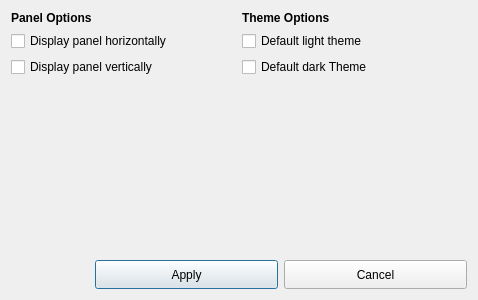
Above: defaultlook.ui from MX-Linux/mx-defaultlook before the change. Below: the same form after it.
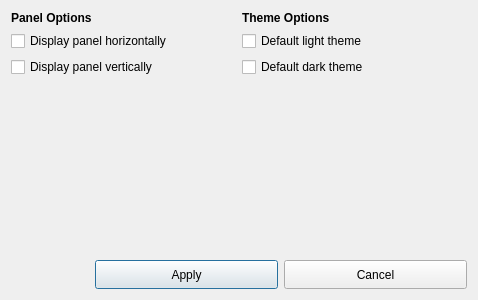
That is the form after the change. Icons and pictures are not drawn.

Commit message: corrected type

The edit to the form file:
```diff
--- a/defaultlook.ui
+++ b/defaultlook.ui
@@ -68,7 +68,7 @@
     <item row="2" column="1">
      <widget class="QCheckBox" name="checkDarkTheme">
       <property name="text">
-       <string>Default dark Theme</string>
+       <string>Default dark theme</string>
       </property>
      </widget>
     </item>
```
Left out of the diff: 4 changed lines with no effect on the pictures.
